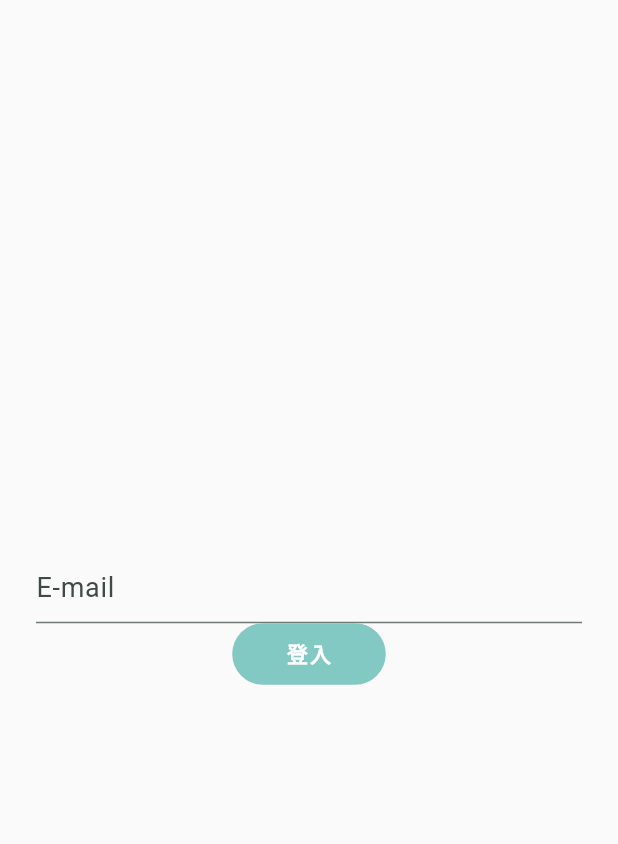
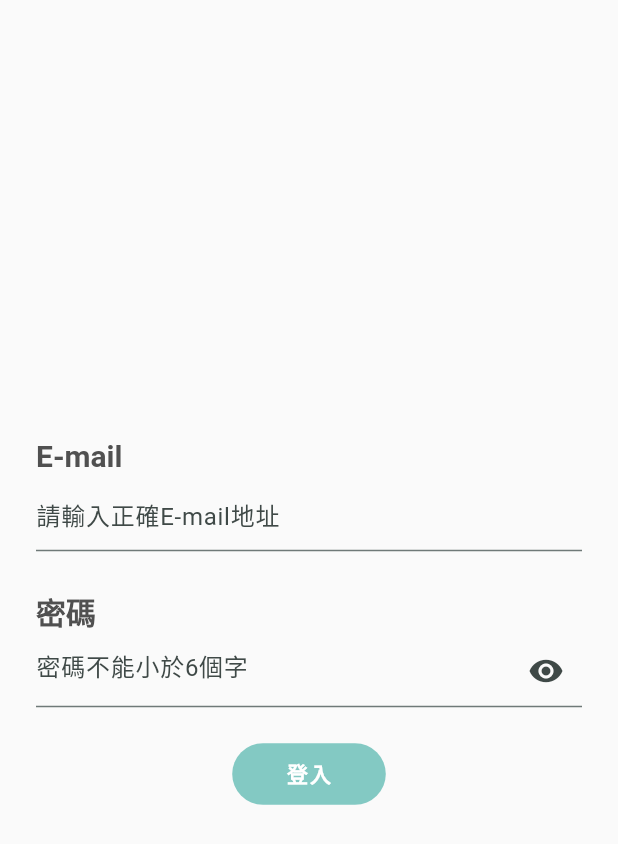
Before and after one commit to FooJiaYin/flutter-template, a Flutter app: the SignInPage screen opened by its route, on a phone screen of 412 x 824 dp. Shown: the top 844 px of the screen. Run offline on Flutter 3.47's test engine with Material 2 defaults, Android fonts, the phone set to English and light mode, and no system bars; our stand-ins replace dio, shared_preferences; accounts and stored records are empty; network calls fail.

Commit message:
feat: Add SignInPage, SignUpPage

```diff
--- a/lib/l10n/intl_zh_Hant_TW.arb
+++ b/lib/l10n/intl_zh_Hant_TW.arb
@@ -9,6 +9,7 @@
     "greeting_night": "晚安",
     "home": "首頁",
     "list": "列表",
+    "password": "密碼",
     "password_hint": "密碼不能小於6個字",
     "settings": "設定",
     "sign_in": "登入",
--- a/lib/views/route.dart
+++ b/lib/views/route.dart
@@ -28,7 +28,7 @@ class AppRoute {
 enum TabItem {
   home(icon: Icons.home, label: "Home", tab: HomePage()),
   list(icon: Icons.list, label: "List", tab: ListPage()),
-  settings(icon: Icons.settings, label: "Home", tab: SettingPage());
+  settings(icon: Icons.settings, label: "Settings", tab: SettingPage());
 
   final IconData icon;
   final String label;
--- a/lib/views/screens/sign_in.dart
+++ b/lib/views/screens/sign_in.dart
@@ -5,6 +5,7 @@ import '../../models/account.dart';
 import '../../theme/theme.dart';
 import '../../utils/validation.dart';
 import '../widgets/button.dart';
+import '../widgets/form.dart';
 import '../widgets/scaffold_page.dart';
 
 class SignInPage extends StatefulWidget {
@@ -15,8 +16,9 @@ class SignInPage extends StatefulWidget {
 }
 
 class _SignInPageState extends State<SignInPage> {
-  final email = TextEditingController(text: "");
-  final password = TextEditingController(text: "");
+  final _email = TextEditingController(text: "");
+  final _password = TextEditingController(text: "");
+  bool _validateError = false;
 
   @override
   Widget build(BuildContext context) {
@@ -25,14 +27,12 @@ class _SignInPageState extends State<SignInPage> {
       child: Column(
         mainAxisAlignment: MainAxisAlignment.center,
         children: [
-          TextFormField(
-            controller: email,
-            onChanged: (value) => setState(() {}),
-            decoration: InputDecoration(
-              hintText: S.of(context).email,
-              // hintStyle: TextStyle(color: ),
-            ),
-          ),
+          FieldTitle(S.of(context).email),
+          EmailField(_email, validation: !_validateError, errorText: " "),
+          const SizedBox(height: 24),
+          FieldTitle(S.of(context).password),
+          PasswordField(_password, validation: !_validateError, errorText: " "),
+          const SizedBox(height: 24),
           Button(
             onPressed: () => Navigator.pushNamedAndRemoveUntil(context, "/home", (_) => false),
             text: S.of(context).sign_in,
--- a/lib/views/widgets/form.dart
+++ b/lib/views/widgets/form.dart
@@ -21,7 +21,7 @@ class FieldTitle extends StatelessWidget {
 }
 
 TextStyle inputTextStyle = const TextStyle(
-  fontSize: 20,
+  fontSize: 16,
   fontWeight: FontWeight.normal,
 );
 
```
Also changed, not shown: lib/views/screens/sign_up.dart (+35 -2 lines), lib/generated/intl/messages_zh_Hant_TW.dart, lib/generated/l10n.dart.
